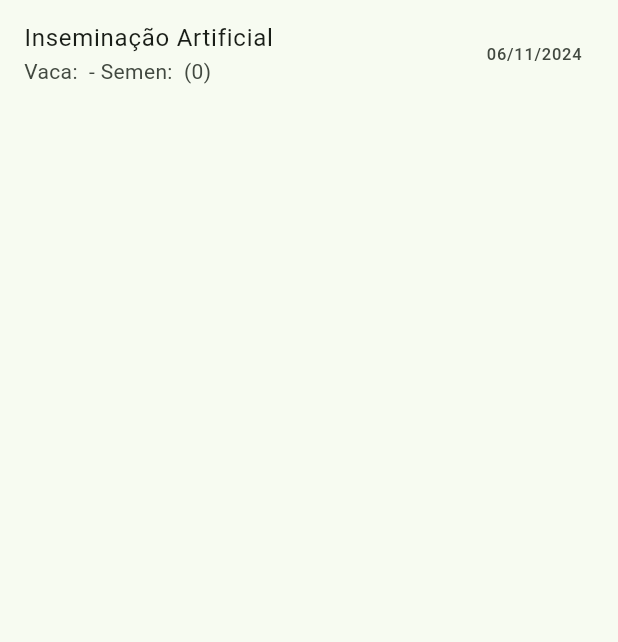
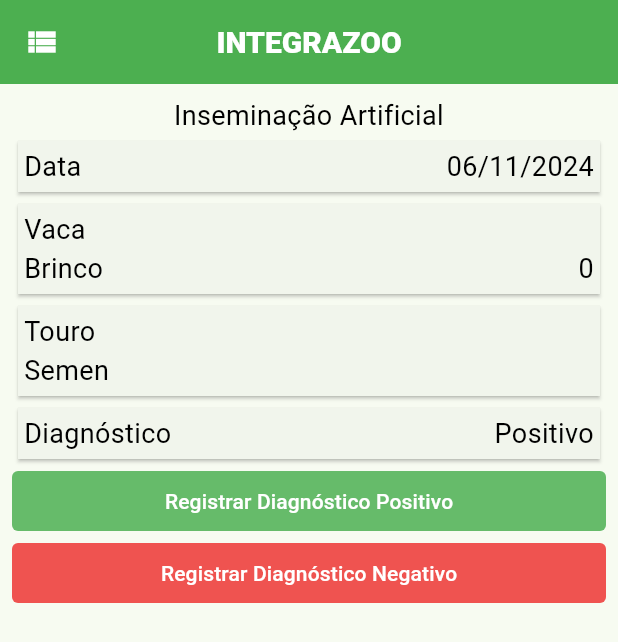
Before and after one commit to hott-henrique/integrazoo, a Flutter app: the ArtificialInseminationAttemptListTile widget shown alone on an empty page, opened directly with empty values, after a tap on "Inseminação Artificial", on a phone screen of 412 x 824 dp. Shown: the top 642 px of the screen. Run offline on Flutter 3.47's test engine with Material 3 defaults, Android fonts, the phone set to English and light mode, and no system bars; our stand-ins replace fl_chart, sqflite; accounts and stored records are empty.

Commit message:
Artificial insemination attemp view and app style.

```diff
--- a/lib/base.dart
+++ b/lib/base.dart
@@ -33,7 +33,7 @@ class _IntegrazooBaseAppState extends State<IntegrazooBaseApp> {
 
     return Scaffold(
         appBar: AppBar(
-          title: const Text('INTEGRAZOO', style: TextStyle(color: Colors.white, fontWeight: FontWeight.w800)),
+          title: Text('INTEGRAZOO', style: Theme.of(context).textTheme.titleLarge),
           backgroundColor: Colors.green,
           centerTitle: true,
           leading: leadingBuilder,
--- a/lib/model/reproduction/attempt.dart
+++ b/lib/model/reproduction/attempt.dart
@@ -10,13 +10,13 @@ enum ReproductionDiagonostic {
   String toString() {
     switch (this) {
       case positive:
-        return 'Prenhes Confirmada';
+        return 'Positivo';
 
       case negative:
-        return 'Prenhes Falhou';
+        return 'Negativo';
 
       case waiting:
-        return 'Esperando Diagnóstico';
+        return 'Esperando';
     }
   }
 }
--- a/lib/persistence/bovine_persistence.dart
+++ b/lib/persistence/bovine_persistence.dart
@@ -23,7 +23,7 @@ class BovinePersistence {
   static Future<List<Bovine>> readHerd() async {
     Database db = DatabaseConnector.db!;
     try {
-      final data = await db.query( 'Bovine');
+      final data = await db.query('Bovine');
 
       return data.map(
         (e) {
--- a/lib/view/components/reproduction/artificial_insemination_attempt_list_tile.dart
+++ b/lib/view/components/reproduction/artificial_insemination_attempt_list_tile.dart
@@ -3,6 +3,8 @@ import 'package:flutter/material.dart';
 import 'package:intl/intl.dart';
 
 import 'package:integrazoo/model/reproduction/artificial_insemination_attempt.dart';
+
+import 'package:integrazoo/view/screens/artificial_insemination.dart';
 
 class ArtificialInseminationAttemptListTile extends StatelessWidget {
   final ArtificialInseminationAttempt attempt;
@@ -17,7 +19,9 @@ class ArtificialInseminationAttemptListTile extends StatelessWidget {
       title: const Text('Inseminação Artificial'),
       subtitle: Text('Vaca: ${attempt.cow.name} - Semen: ${attempt.semen.bullsName} (${attempt.semen.id})'),
       trailing: Text(formatter.format(attempt.date)),
-      onTap: () {}
+      onTap: () {
+        Navigator.of(context).push(MaterialPageRoute(builder: (context) => ArtificialInseminationDetailedScreen(attempt: attempt)));
+      }
     );
   }
 }
--- /dev/null
+++ b/lib/view/screens/artificial_insemination.dart
@@ -0,0 +1,155 @@
+import 'dart:developer';
+
+import 'package:intl/intl.dart';
+
+import 'package:flutter/material.dart';
+
+import 'package:integrazoo/base.dart';
+
+import 'package:integrazoo/common/unexpected_error_alert_dialog.dart';
+
+import 'package:integrazoo/model/reproduction/artificial_insemination_attempt.dart';
+
+
+class ArtificialInseminationDetailedScreen extends StatefulWidget {
+  final ArtificialInseminationAttempt attempt;
+
+  const ArtificialInseminationDetailedScreen({ super.key, required this.attempt });
+
+  @override
+  State<ArtificialInseminationDetailedScreen> createState() => _ArtificialInseminationDetailedScreen();
+}
+
+class _ArtificialInseminationDetailedScreen extends State<ArtificialInseminationDetailedScreen> {
+  Exception? exception;
+
+  @override
+  Widget build(BuildContext context) {
+    if (exception != null) {
+      return UnexpectedErrorAlertDialog(title: 'Erro Inesperado',
+                                        message: 'Algo de inespearado aconteceu durante a execução do aplicativo.',
+                                        onPressed: () => setState(() => exception = null));
+    }
+
+    return FutureBuilder(
+      future: fetchData(),
+      builder: (context, AsyncSnapshot<Map<String, dynamic>> snapshot) {
+        if (!snapshot.hasData){
+          return const CircularProgressIndicator();
+        }
+
+        inspect(widget.attempt);
+
+        final dateFormatter = DateFormat("dd/MM/yyyy");
+
+        List<Widget> columnBody = List.empty(growable: true);
+
+        List<Widget> attemptInfoBody = List.empty(growable: true);
+
+        columnBody.add(const Row(children: [ Expanded(child: Text("Inseminação Artificial", textAlign: TextAlign.center)) ]));
+
+        final dateInfo = Card(
+          shape: const RoundedRectangleBorder(borderRadius: BorderRadius.zero),
+          child: Padding(
+            padding: const EdgeInsets.all(4.0),
+            child: Column(children: [
+              Row(children: [
+                const Expanded(child: Text("Data")),
+                Expanded(child: Text(dateFormatter.format(widget.attempt.date), textAlign: TextAlign.right)),
+              ])
+            ])
+          )
+        );
+
+        attemptInfoBody.add(dateInfo);
+
+        final cowInfo = Card(
+          shape: const RoundedRectangleBorder(borderRadius: BorderRadius.zero),
+          child: Padding(
+            padding: const EdgeInsets.all(4.0),
+            child: Column(children: [
+              Row(children: [
+                const Expanded(child: Text("Vaca")),
+                Expanded(child: Text(widget.attempt.cow.name, textAlign: TextAlign.right)),
+              ]),
+              Row(children: [
+                const Expanded(child: Text("Brinco")),
+                Expanded(child: Text(widget.attempt.cow.id.toString(), textAlign: TextAlign.right)),
+              ]),
+            ])
+          )
+        );
+
+        attemptInfoBody.add(cowInfo);
+
+        final semenInfo = Card(
+          shape: const RoundedRectangleBorder(borderRadius: BorderRadius.zero),
+          child: Padding(
+            padding: const EdgeInsets.all(4.0),
+            child: Column(children: [
+              Row(children: [
+                const Expanded(child: Text("Touro")),
+                Expanded(child: Text(widget.attempt.semen.bullsName, textAlign: TextAlign.right))
+              ]),
+              Row(children: [
+                const Expanded(child: Text("Semen")),
+                Expanded(child: Text(widget.attempt.semen.number, textAlign: TextAlign.right)),
+              ])
+            ])
+          )
+        );
+
+        attemptInfoBody.add(semenInfo);
+
+        final diagnosticInfo = Card(
+          shape: const RoundedRectangleBorder(borderRadius: BorderRadius.zero),
+          child: Padding(
+            padding: const EdgeInsets.all(4.0),
+            child: Column(children: [
+              Row(children: [
+                const Expanded(child: Text("Diagnóstico")),
+                Expanded(child: Text(widget.attempt.diagnostic.toString(), textAlign: TextAlign.right)),
+              ]),
+            ])
+          )
+        );
+
+        attemptInfoBody.add(diagnosticInfo);
+
+        columnBody = columnBody + attemptInfoBody;
+
+        columnBody.add(
+          Row(children: [ Expanded(child: TextButton(
+            style: TextButton.styleFrom(
+              backgroundColor: Colors.green[400],
+              foregroundColor: Colors.white,
+              shape: const RoundedRectangleBorder(borderRadius: BorderRadius.all(Radius.circular(4.0)))
+            ),
+            child: const Text("Registrar Diagnóstico Positivo"),
+            onPressed: () => {}
+          )) ])
+        );
+
+        columnBody.add(
+          Row(children: [ Expanded(child: TextButton(
+            style: TextButton.styleFrom(
+              backgroundColor: Colors.red[400],
+              foregroundColor: Colors.white,
+              shape: const RoundedRectangleBorder(borderRadius: BorderRadius.all(Radius.circular(4.0)))
+            ),
+            child: const Text("Registrar Diagnóstico Negativo"),
+            onPressed: () => {}
+          )) ])
+        );
+
+        return IntegrazooBaseApp(body: Padding(padding: const EdgeInsets.all(8.0), child: Column(children: columnBody)));
+      }
+    );
+  }
+
+  Future<Map<String, dynamic>> fetchData() async {
+    Map<String, dynamic> mappedData = {};
+
+    return Future.value(mappedData);
+  }
+}
--- a/lib/view/screens/bovine_detailed.dart
+++ b/lib/view/screens/bovine_detailed.dart
@@ -1,5 +1,4 @@
 import 'dart:math';
-import 'dart:developer';
 
 import 'package:intl/intl.dart';
 
```
Also changed, not shown: lib/main.dart (+37 -1 lines), main.dart (added, +27 -0 lines).
